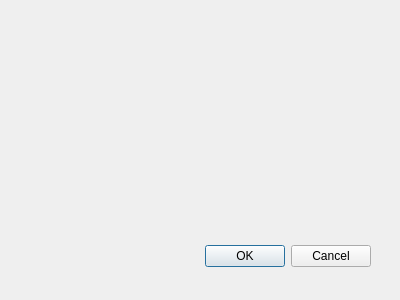
First picture: the form in src/select_program_dialog.ui, repository CowboyCoders/cow_player, before the edit.
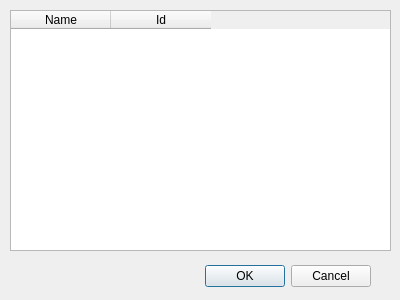
Second picture: the form after the edit.

```diff
--- a/src/select_program_dialog.ui
+++ b/src/select_program_dialog.ui
@@ -17,7 +17,7 @@
    <property name="geometry">
     <rect>
      <x>30</x>
-     <y>240</y>
+     <y>260</y>
      <width>341</width>
      <height>32</height>
     </rect>
@@ -29,6 +29,26 @@
     <set>QDialogButtonBox::Cancel|QDialogButtonBox::Ok</set>
    </property>
   </widget>
+  <widget class="QTableWidget" name="program_table">
+   <property name="geometry">
+    <rect>
+     <x>10</x>
+     <y>10</y>
+     <width>381</width>
+     <height>241</height>
+    </rect>
+   </property>
+   <column>
+    <property name="text">
+     <string>Name</string>
+    </property>
+   </column>
+   <column>
+    <property name="text">
+     <string>Id</string>
+    </property>
+   </column>
+  </widget>
  </widget>
  <resources/>
  <connections>
```
